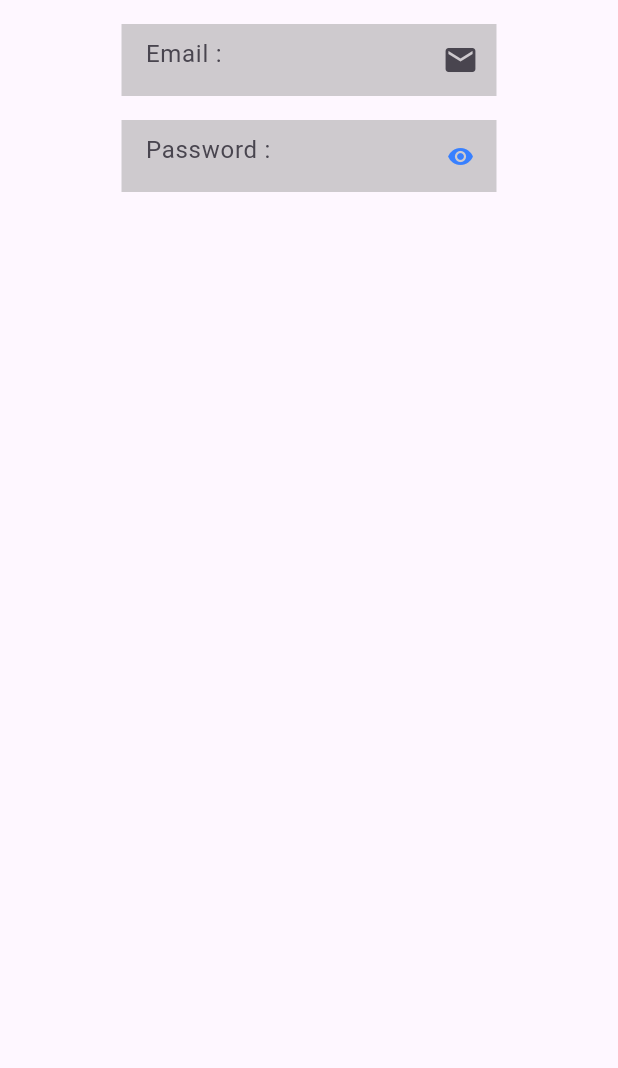
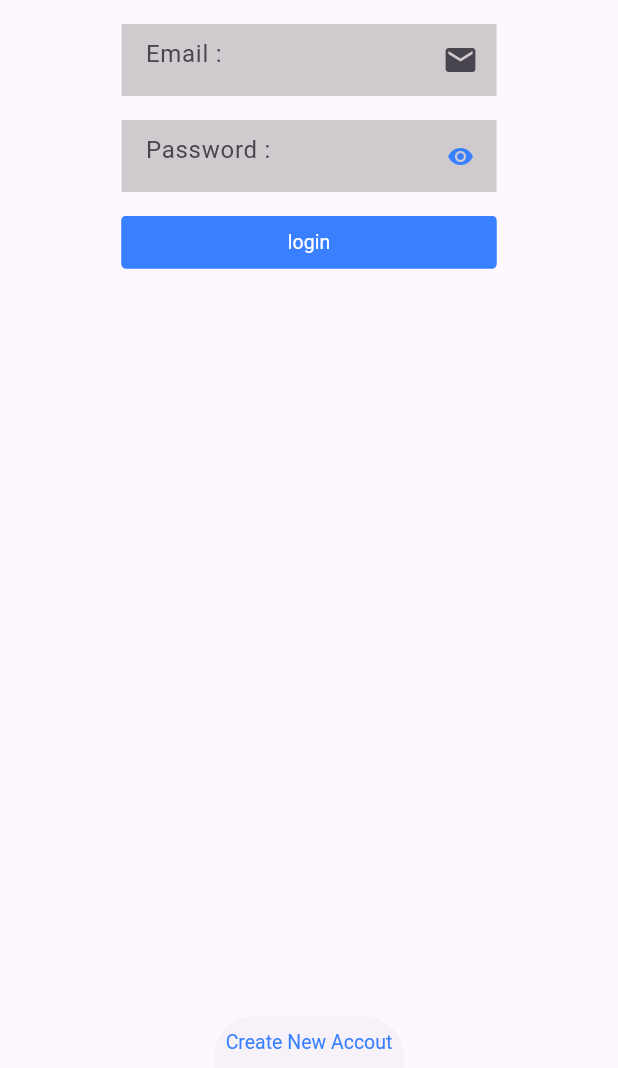
Before and after one commit to sujinpad/sujinpad, a Flutter app: the screen it shows after launch, on a phone screen of 412 x 824 dp, the part 168-1236 px from its top. Run offline on Flutter 3.47's test engine with Material 3 defaults, Android fonts, the phone set to English and light mode, and no system bars; drawn by our look-alikes of getwidget; our stand-ins replace get.

Commit message:
finnish15Feb

```diff
--- a/lib/states/authen.dart
+++ b/lib/states/authen.dart
@@ -1,11 +1,14 @@
+import 'package:expsugarone/states/create_new_account.dart';
 import 'package:expsugarone/utility/app_constant.dart';
 import 'package:expsugarone/utility/app_controller.dart';
+import 'package:expsugarone/widgets/widget_button.dart';
 import 'package:expsugarone/widgets/widget_form.dart';
 import 'package:expsugarone/widgets/widget_icon_button.dart';
 import 'package:expsugarone/widgets/widget_image_asset.dart';
 import 'package:expsugarone/widgets/widget_text.dart';
 import 'package:flutter/material.dart';
 import 'package:get/get.dart';
+import 'package:getwidget/getwidget.dart';
 
 class Authen extends StatefulWidget {
   const Authen({super.key});
@@ -34,21 +37,9 @@ class _AuthenState extends State<Authen> {
                   child: Column(
                     children: [
                       displayLogoAndAppName(),
-                      WidgetForm(
-                        hint: 'Email :',
-                        sufficWidget: Icon(Icons.email),
-                      ),
-                      Obx(() => WidgetForm(
-                            hint: 'Password :',
-                            obsecu: appController.redEye.value,
-                            sufficWidget: WidgetIconButton(
-                              iconData: appController.redEye.value ? Icons.remove_red_eye : Icons.remove_red_eye_outlined,
-                              pressFunc: () {
-                                appController.redEye.value =
-                                    !appController.redEye.value;
-                              },
-                            ),
-                          )),
+                      emailForm(),
+                      passwordForm(),
+                      loginButton()
                     ],
                   ),
                 ),
@@ -57,6 +48,46 @@ class _AuthenState extends State<Authen> {
           ],
         ),
       ),
+      bottomSheet: WidgetButton(
+        label: 'Create New Accout',
+        pressFunc: () {
+          Get.to(const CreateNewAccount());
+        },
+        gfButtonType: GFButtonType.transparent,
+      ),
+    );
+  }
+
+  Container loginButton() {
+    return Container(
+      margin: const EdgeInsets.only(top: 16),
+      width: 250,
+      child: WidgetButton(
+        label: 'login',
+        pressFunc: () {},
+      ),
+    );
+  }
+
+  Obx passwordForm() {
+    return Obx(() => WidgetForm(
+          hint: 'Password :',
+          obsecu: appController.redEye.value,
+          sufficWidget: WidgetIconButton(
+            iconData: appController.redEye.value
+                ? Icons.remove_red_eye
+                : Icons.remove_red_eye_outlined,
+            pressFunc: () {
+              appController.redEye.value = !appController.redEye.value;
+            },
+          ),
+        ));
+  }
+
+  WidgetForm emailForm() {
+    return WidgetForm(
+      hint: 'Email :',
+      sufficWidget: Icon(Icons.email),
     );
   }
 
--- a/lib/widgets/widget_button.dart
+++ b/lib/widgets/widget_button.dart
@@ -1,10 +1,25 @@
+// ignore_for_file: public_member_api_docs, sort_constructors_first
 import 'package:flutter/material.dart';
+import 'package:getwidget/getwidget.dart';
 
 class WidgetButton extends StatelessWidget {
-  const WidgetButton({super.key});
+  const WidgetButton({
+    Key? key,
+    required this.label,
+    required this.pressFunc,
+    this.gfButtonType,
+  }) : super(key: key);
+
+  final String label;
+  final Function() pressFunc;
+  final GFButtonType? gfButtonType;
 
   @override
   Widget build(BuildContext context) {
-    return Container();
+    return GFButton(
+      onPressed: pressFunc,
+      text: label,
+      type: gfButtonType ?? GFButtonType.solid,
+    );
   }
 }
```
